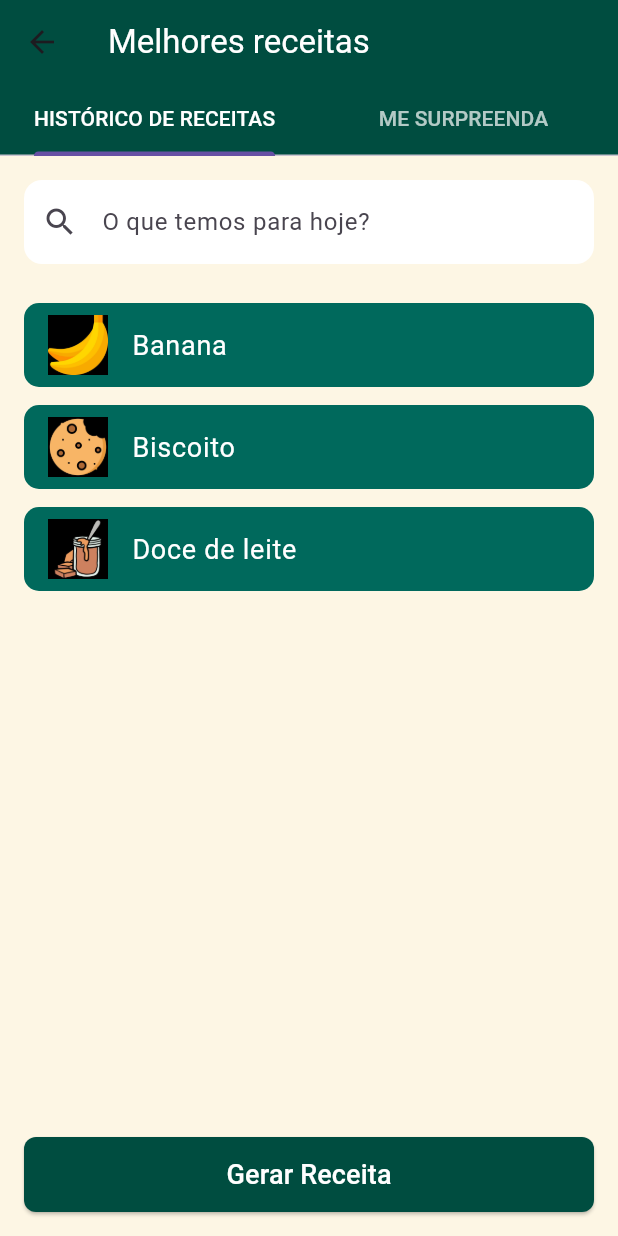
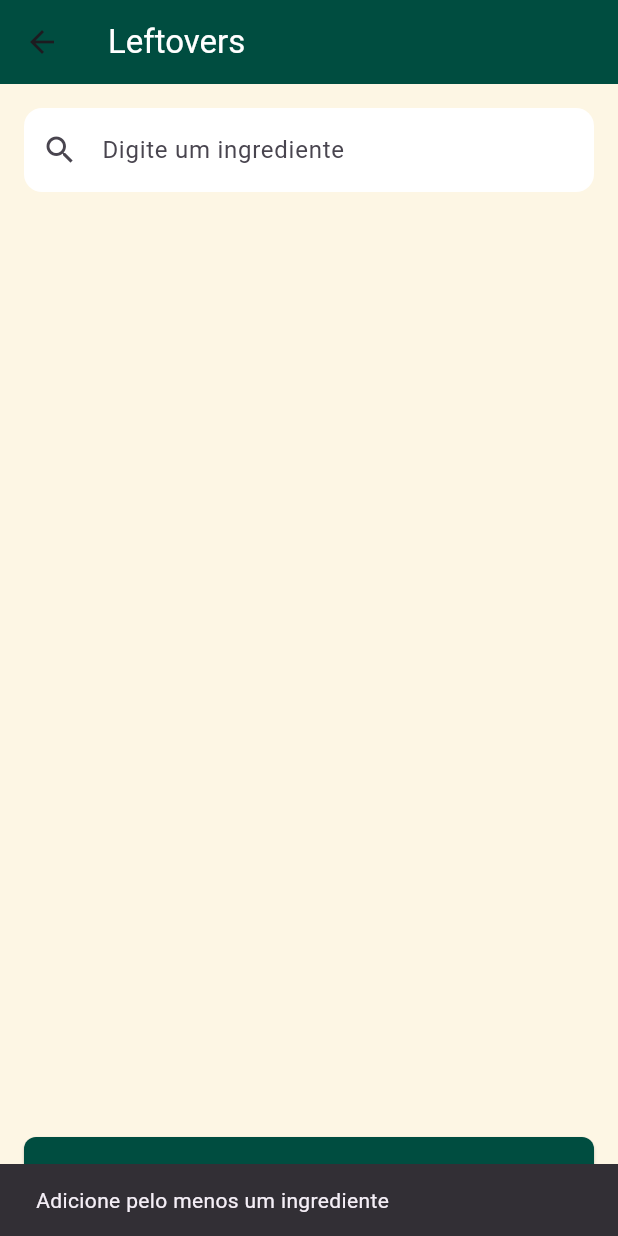
Before and after one commit to mariafernandarsantos/leftovers, a Flutter app: the LeftoversHome screen opened directly, after a tap on "Gerar Receita", on a phone screen of 412 x 824 dp. Run offline on Flutter 3.47's test engine with Material 3 defaults, Android fonts, the phone set to English and light mode, and no system bars; drawn by our look-alikes of flutter_typeahead.

Commit message:
Inicio da integracao com API

```diff
--- a/leftovers/lib/inicio.dart
+++ b/leftovers/lib/inicio.dart
@@ -1,4 +1,6 @@
 import 'package:flutter/material.dart';
+import 'package:flutter_typeahead/flutter_typeahead.dart';
+import 'api_service.dart';
 
 class LeftoversHome extends StatefulWidget {
   @override
@@ -6,24 +8,19 @@ class LeftoversHome extends StatefulWidget {
 }
 
 class _LeftoversHome extends State<LeftoversHome> {
+  final TextEditingController ingredienteController = TextEditingController();
+  final List<String> ingredientesSelecionados = [];
+
   @override
   Widget build(BuildContext context) {
     return DefaultTabController(
       length: 2,
       child: Scaffold(
-        backgroundColor: Color(0xFFFDF6E4),
+        backgroundColor: const Color(0xFFFDF6E4),
         appBar: AppBar(
           backgroundColor: Colors.teal[900],
-          bottom: TabBar(
-            labelColor: Colors.white,
-            unselectedLabelColor: Colors.white70,
-            tabs: [
-              Tab(text: 'HISTÓRICO DE RECEITAS'),
-              Tab(text: 'ME SURPREENDA'),
-            ],
-          ),
-          title: Text(
-            'Melhores receitas',
+          title: const Text(
+            'Leftovers',
             style: TextStyle(color: Colors.white),
           ),
         ),
@@ -31,10 +28,12 @@ class _LeftoversHome extends State<LeftoversHome> {
           padding: const EdgeInsets.all(16.0),
           child: Column(
             children: [
-              TextField(
+              TypeAheadField<String>(
+                textFieldConfiguration: TextFieldConfiguration(
+                  controller: ingredienteController,
                   decoration: InputDecoration(
-                  hintText: 'O que temos para hoje?',
-                  prefixIcon: Icon(Icons.search),
+                    hintText: 'Digite um ingrediente',
+                    prefixIcon: const Icon(Icons.search),
                     filled: true,
                     fillColor: Colors.white,
                     border: OutlineInputBorder(
@@ -43,20 +42,78 @@ class _LeftoversHome extends State<LeftoversHome> {
                     ),
                   ),
                 ),
-              SizedBox(height: 20),
-              IngredientButton(
-                label: 'Banana',
-                imagePath: 'assets/images/banana.jpg',
+                suggestionsCallback: (pattern) async {
+                  if (pattern.isEmpty) return [];
+                  return await SpoonacularService.buscaIngredientes(pattern);
+                },
+                itemBuilder: (context, suggestion) {
+                  return ListTile(
+                    title: Text(suggestion),
+                  );
+                },
+                onSuggestionSelected: (suggestion) {
+                  if (!ingredientesSelecionados.contains(suggestion)) {
+                    setState(() {
+                      ingredientesSelecionados.add(suggestion);
+                    });
+                  }
+                  ingredienteController.clear();
+                },
+                noItemsFoundBuilder: (context) => const Padding(
+                  padding: EdgeInsets.all(8.0),
+                  child: Text('Nenhum ingrediente encontrado'),
                 ),
-              IngredientButton(
-                label: 'Biscoito',
-                imagePath: 'assets/images/biscoito.jpg',
               ),
-              IngredientButton(
-                label: 'Doce de leite',
-                imagePath: 'assets/images/doce_de_leite.jpg',
+              const SizedBox(height: 10),
+              Wrap(
+                spacing: 8,
+                runSpacing: 8,
+                children: ingredientesSelecionados.map((ingrediente) {
+                  return Container(
+                    padding: const EdgeInsets.symmetric(horizontal: 12, vertical: 8),
+                    decoration: BoxDecoration(
+                      color: Colors.teal[700],
+                      borderRadius: BorderRadius.circular(20),
+                      boxShadow: [
+                        BoxShadow(
+                          color: Colors.black26,
+                          blurRadius: 4,
+                          offset: Offset(2, 2),
+                        )
+                      ],
                     ),
-              Spacer(),
+                    child: Row(
+                      mainAxisSize: MainAxisSize.min,
+                      children: [
+                        const Icon(
+                          Icons.restaurant_menu,
+                          color: Colors.white,
+                          size: 18,
+                        ),
+                        const SizedBox(width: 6),
+                        Text(
+                          ingrediente,
+                          style: const TextStyle(color: Colors.white, fontSize: 16),
+                        ),
+                        const SizedBox(width: 6),
+                        GestureDetector(
+                          onTap: () {
+                            setState(() {
+                              ingredientesSelecionados.remove(ingrediente);
+                            });
+                          },
+                          child: const Icon(
+                            Icons.close,
+                            color: Colors.white70,
+                            size: 18,
+                          ),
+                        ),
+                      ],
+                    ),
+                  );
+                }).toList(),
+              ),
+              const Spacer(),
               SizedBox(
                 width: double.infinity,
                 height: 50,
@@ -67,10 +124,8 @@ class _LeftoversHome extends State<LeftoversHome> {
                       borderRadius: BorderRadius.circular(8),
                     ),
                   ),
-                  onPressed: () {
-                    print("Botao clicado");
-                  },
-                  child: Text(
+                  onPressed: _buscarReceitas,
+                  child: const Text(
                     'Gerar Receita',
                     style: TextStyle(fontSize: 18, color: Colors.white),
                   ),
@@ -82,39 +137,59 @@ class _LeftoversHome extends State<LeftoversHome> {
       ),
     );
   }
+
+  void _buscarReceitas() async {
+    if (ingredientesSelecionados.isEmpty) {
+      ScaffoldMessenger.of(context).showSnackBar(
+        const SnackBar(content: Text('Adicione pelo menos um ingrediente')),
+      );
+      return;
     }
 
-class IngredientButton extends StatelessWidget {
-  final String label;
-  final String imagePath;
+    try {
+      final receitas = await SpoonacularService.buscaReceitas(ingredientesSelecionados);
 
-  const IngredientButton({
-    required this.label,
-    required this.imagePath,
-  });
+      if (receitas.isEmpty) {
+        ScaffoldMessenger.of(context).showSnackBar(
+          const SnackBar(content: Text('Nenhuma receita encontrada.')),
+        );
+        return;
+      }
 
-  @override
-  Widget build(BuildContext context) {
-    return Padding(
-      padding: const EdgeInsets.symmetric(vertical: 6),
-      child: Container(
-        decoration: BoxDecoration(
-          color: Colors.teal[800],
-          borderRadius: BorderRadius.circular(10),
+      showDialog(
+        context: context,
+        builder: (context) => AlertDialog(
+          title: const Text('Receitas encontradas'),
+          content: SizedBox(
+            width: double.maxFinite,
+            child: ListView(
+              shrinkWrap: true,
+              children: receitas.map((r) {
+                return ListTile(
+                  leading: Image.network(
+                    r['image'],
+                    width: 50,
+                    height: 50,
+                    fit: BoxFit.cover,
                   ),
-        child: ListTile(
-          leading: Image.asset(
-            imagePath,
-            width: 40,
-            height: 40,
-          ),
-          title: Text(
-            label,
-            style: TextStyle(color: Colors.white, fontSize: 18),
-          ),
-          onTap: () {},
+                  title: Text(r['title']),
+                );
+              }).toList(),
             ),
           ),
+          actions: [
+            TextButton(
+              onPressed: () => Navigator.pop(context),
+              child: const Text('Fechar'),
+            )
+          ],
+        ),
+      );
+    } catch (e) {
+      print('Erro: $e');
+      ScaffoldMessenger.of(context).showSnackBar(
+        const SnackBar(content: Text('Erro ao buscar receitas')),
       );
     }
   }
+}
--- a/leftovers/pubspec.yaml
+++ b/leftovers/pubspec.yaml
@@ -9,6 +9,8 @@ environment:
 dependencies:
   flutter:
     sdk: flutter
+  http: ^1.2.1
+  flutter_typeahead: ^4.8.0
 
 dev_dependencies:
   flutter_test:
```
Also changed, not shown: leftovers/lib/api_service.dart (added, +39 -0 lines), leftovers/pubspec.lock. Lines whose indentation alone changed are shown as unchanged.
